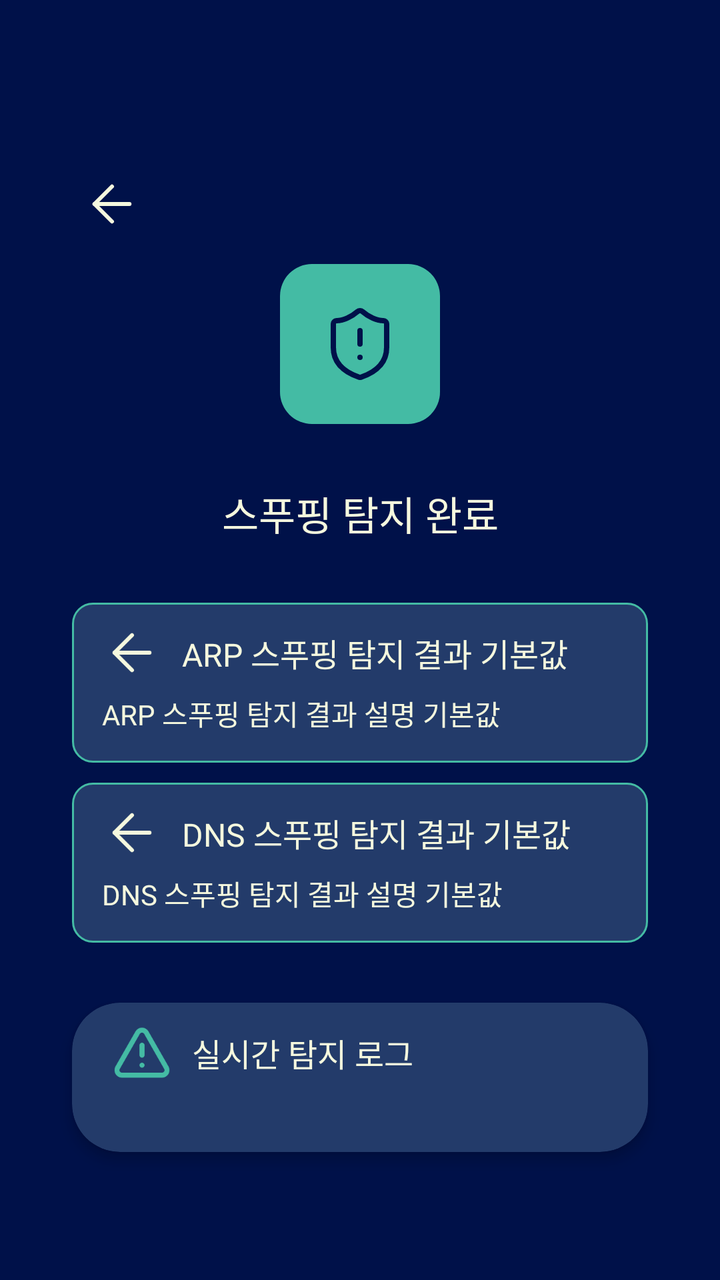
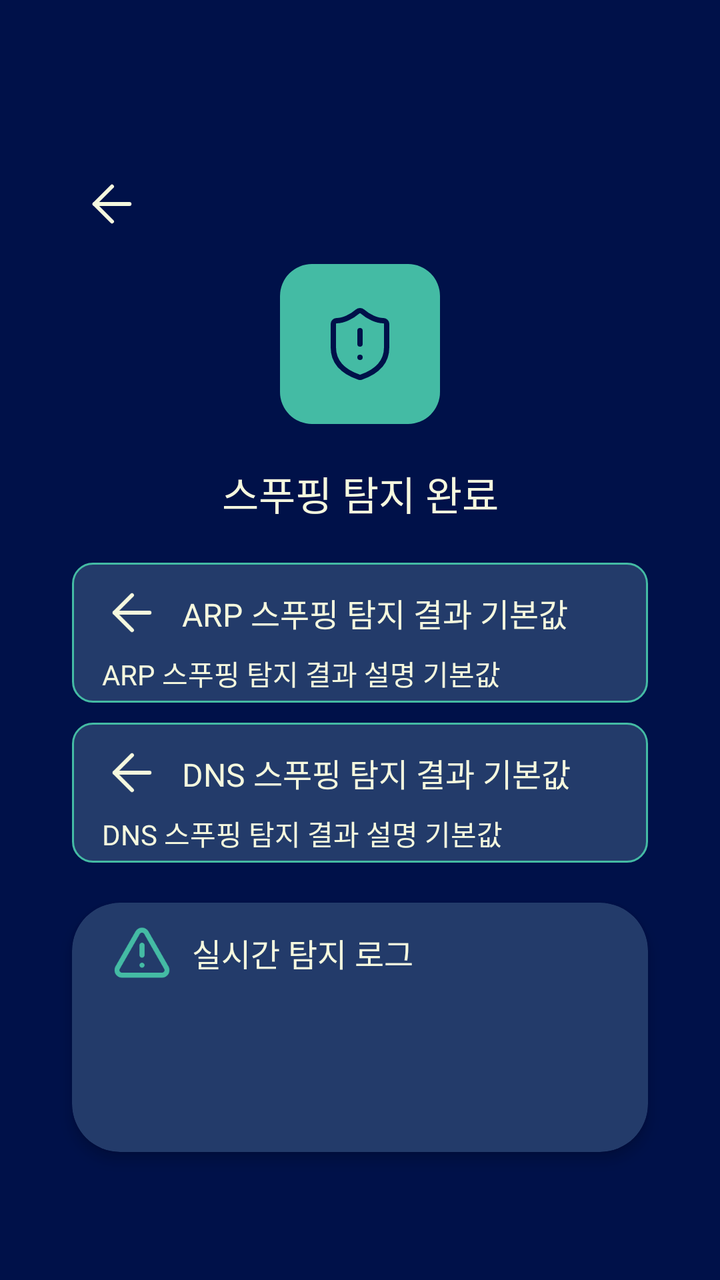

Compare the two renders of this Android layout. The source of the first and the diff that turns it into the second are given below.
<!-- AndroidManifest.xml: application theme Theme.AllinSafe -->
<!-- res/layout/ais52_spoof_completed.xml -->
<?xml version="1.0" encoding="utf-8"?>
<androidx.constraintlayout.widget.ConstraintLayout xmlns:android="http://schemas.android.com/apk/res/android"
    android:layout_width="match_parent"
    android:layout_height="match_parent"
    xmlns:app="http://schemas.android.com/apk/res-auto"
    android:background="@color/ais_darkblue">
    
    <ImageButton
        android:id="@+id/btn_back"
        android:layout_width="40dp"
        android:layout_height="40dp"
        android:background="@color/transparent"
        android:src="@drawable/ais_ic_back"
        app:layout_constraintStart_toStartOf="@+id/space_left"
        android:layout_marginTop="50dp"
        app:layout_constraintTop_toTopOf="@+id/space_top" />
    <androidx.constraintlayout.widget.ConstraintLayout
        android:id="@+id/constraintLayout"
        android:layout_width="80dp"
        android:layout_height="80dp"
        android:layout_gravity="center"
        android:layout_marginTop="100dp"
        android:background="@drawable/ais_round_mint_full"
        app:layout_constraintEnd_toStartOf="@+id/space_right"
        app:layout_constraintStart_toStartOf="@+id/space_left"
        app:layout_constraintTop_toTopOf="@+id/space_top">

        <ImageView
            android:layout_width="40dp"
            android:layout_height="40dp"
            android:src="@drawable/ais_ic_spoofdetect"
            app:layout_constraintBottom_toBottomOf="parent"
            app:layout_constraintEnd_toEndOf="parent"
            app:layout_constraintStart_toStartOf="parent"
            app:layout_constraintTop_toTopOf="parent" />
    </androidx.constraintlayout.widget.ConstraintLayout>

    <TextView
        android:id="@+id/textView3"
        android:layout_width="wrap_content"
        android:layout_height="wrap_content"
        android:layout_marginTop="30dp"
        android:fontFamily="@font/pretendard_bold"
        android:text="스푸핑 탐지 완료"
        android:textColor="@color/ais_neongreenwhite"
        android:textSize="20sp"
        app:layout_constraintEnd_toStartOf="@+id/space_right"
        app:layout_constraintStart_toStartOf="@+id/space_left"
        app:layout_constraintTop_toBottomOf="@+id/constraintLayout" />

    <androidx.constraintlayout.widget.ConstraintLayout
        android:id="@+id/result_arp"
        android:layout_width="0dp"
        android:layout_height="80dp"
        android:layout_marginTop="30dp"
        android:background="@drawable/ais_round_blue_full_mint_edge"
        app:layout_constraintEnd_toStartOf="@+id/space_right"
        app:layout_constraintStart_toStartOf="@+id/space_left"
        app:layout_constraintTop_toBottomOf="@+id/textView3">

        <ImageView
            android:id="@+id/ic_arp_result"
            android:layout_width="30dp"
            android:layout_height="30dp"
            android:layout_marginLeft="15dp"
            android:layout_marginTop="10dp"
            android:src="@drawable/ais_ic_back"
            app:layout_constraintStart_toStartOf="parent"
            app:layout_constraintTop_toTopOf="parent" />

        <TextView
            android:id="@+id/tv_arp_result"
            android:layout_width="wrap_content"
            android:layout_height="wrap_content"
            android:layout_marginLeft="10dp"
            android:fontFamily="@font/pretendard_bold"
            android:text="ARP 스푸핑 탐지 결과 기본값"
            android:textColor="@color/ais_neongreenwhite"
            android:textSize="16sp"
            app:layout_constraintBottom_toBottomOf="@+id/ic_arp_result"
            app:layout_constraintStart_toEndOf="@+id/ic_arp_result"
            app:layout_constraintTop_toTopOf="@+id/ic_arp_result" />

        <TextView
            android:id="@+id/tv_arp_detail"
            android:layout_width="wrap_content"
            android:layout_height="wrap_content"
            android:fontFamily="@font/pretendard_medium"
            android:layout_marginTop="5dp"
            android:text="ARP 스푸핑 탐지 결과 설명 기본값"
            android:textColor="@color/ais_neongreenwhite"
            android:textSize="14sp"
            app:layout_constraintStart_toStartOf="@+id/ic_arp_result"
            app:layout_constraintTop_toBottomOf="@+id/ic_arp_result" />
    </androidx.constraintlayout.widget.ConstraintLayout>
    <androidx.constraintlayout.widget.ConstraintLayout
        android:id="@+id/result_dns"
        android:layout_width="0dp"
        android:layout_height="80dp"
        android:layout_marginTop="10dp"
        android:background="@drawable/ais_round_blue_full_mint_edge"
        app:layout_constraintEnd_toStartOf="@+id/space_right"
        app:layout_constraintStart_toStartOf="@+id/space_left"
        app:layout_constraintTop_toBottomOf="@+id/result_arp">

        <ImageView
            android:id="@+id/ic_dns_result"
            android:layout_width="30dp"
            android:layout_height="30dp"
            android:layout_marginLeft="15dp"
            android:layout_marginTop="10dp"
            android:src="@drawable/ais_ic_back"
            app:layout_constraintStart_toStartOf="parent"
            app:layout_constraintTop_toTopOf="parent" />

        <TextView
            android:id="@+id/tv_dns_result"
            android:layout_width="wrap_content"
            android:layout_height="wrap_content"
            android:layout_marginLeft="10dp"
            android:fontFamily="@font/pretendard_bold"
            android:text="DNS 스푸핑 탐지 결과 기본값"
            android:textColor="@color/ais_neongreenwhite"
            android:textSize="16sp"
            app:layout_constraintBottom_toBottomOf="@+id/ic_dns_result"
            app:layout_constraintStart_toEndOf="@+id/ic_dns_result"
            app:layout_constraintTop_toTopOf="@+id/ic_dns_result" />

        <TextView
            android:id="@+id/tv_dns_detail"
            android:layout_width="wrap_content"
            android:layout_height="wrap_content"
            android:fontFamily="@font/pretendard_medium"
            android:text="DNS 스푸핑 탐지 결과 설명 기본값"
            android:textColor="@color/ais_neongreenwhite"
            android:textSize="14sp"
            android:layout_marginTop="5dp"
            app:layout_constraintStart_toStartOf="@+id/ic_dns_result"
            app:layout_constraintTop_toBottomOf="@+id/ic_dns_result" />
    </androidx.constraintlayout.widget.ConstraintLayout>

    <androidx.cardview.widget.CardView
        android:id="@+id/cardView"
        android:layout_width="0dp"
        android:layout_height="0dp"
        android:clickable="false"
        android:focusable="false"
        android:foreground="?android:attr/selectableItemBackground"
        app:cardBackgroundColor="@color/ais_blue"
        app:cardCornerRadius="24dp"
        app:cardElevation="4dp"
        android:layout_marginTop="30dp"
        app:layout_constraintBottom_toTopOf="@+id/space_bottom"
        app:layout_constraintEnd_toStartOf="@+id/space_right"
        app:layout_constraintStart_toStartOf="@+id/space_left"
        app:layout_constraintTop_toBottomOf="@+id/result_dns">

        <androidx.constraintlayout.widget.ConstraintLayout
            android:layout_width="match_parent"
            android:layout_height="match_parent">

            <ImageView
                android:id="@+id/imageView"
                android:layout_width="30dp"
                android:layout_height="30dp"
                android:layout_marginLeft="20dp"
                android:layout_marginTop="10dp"
                android:src="@drawable/ais_ic_caution_mint"
                app:layout_constraintStart_toStartOf="parent"
                app:layout_constraintTop_toTopOf="parent" />

            <TextView
                android:id="@+id/textView"
                android:layout_width="wrap_content"
                android:layout_height="wrap_content"
                android:layout_marginLeft="10dp"
                android:fontFamily="@font/pretendard_bold"
                android:text="실시간 탐지 로그"
                android:textColor="@color/ais_neongreenwhite"
                android:textSize="16sp"
                app:layout_constraintBottom_toBottomOf="@+id/imageView"
                app:layout_constraintStart_toEndOf="@+id/imageView"
                app:layout_constraintTop_toTopOf="@+id/imageView" />

            <androidx.recyclerview.widget.RecyclerView
                android:id="@+id/spoof_recyclerview"
                android:layout_width="match_parent"
                android:layout_height="0dp"
                android:layout_marginHorizontal="15dp"
                android:layout_marginVertical="10dp"
                app:layout_constraintBottom_toBottomOf="parent"
                app:layout_constraintTop_toBottomOf="@+id/imageView">

            </androidx.recyclerview.widget.RecyclerView>
        </androidx.constraintlayout.widget.ConstraintLayout>
    </androidx.cardview.widget.CardView>
    
    <androidx.constraintlayout.widget.Guideline
        android:id="@+id/space_left"
        android:layout_width="wrap_content"
        android:layout_height="wrap_content"
        android:orientation="vertical"
        app:layout_constraintGuide_percent="0.1"/>
    <androidx.constraintlayout.widget.Guideline
        android:id="@+id/space_right"
        android:layout_width="wrap_content"
        android:layout_height="wrap_content"
        android:orientation="vertical"
        app:layout_constraintGuide_percent="0.9"/>
    <androidx.constraintlayout.widget.Guideline
        android:id="@+id/space_top"
        android:layout_width="wrap_content"
        android:layout_height="wrap_content"
        android:orientation="horizontal"
        app:layout_constraintGuide_percent="0.05"/>
    <androidx.constraintlayout.widget.Guideline
        android:id="@+id/space_bottom"
        android:layout_width="wrap_content"
        android:layout_height="wrap_content"
        android:orientation="horizontal"
        app:layout_constraintGuide_percent="0.9"/>
</androidx.constraintlayout.widget.ConstraintLayout>
<!-- resources referenced by this layout -->
<resources>
  <color name="ais_blue">#233B6A</color>
  <color name="ais_darkblue">#001149</color>
  <color name="ais_neongreenwhite">#F5F8DE</color>
  <color name="transparent">#00000000</color>
  <!-- drawable ais_ic_back (drawable) -->
  <vector xmlns:android="http://schemas.android.com/apk/res/android"
      android:width="30dp"
      android:height="30dp"
      android:viewportWidth="30"
      android:viewportHeight="30">
    <path
        android:pathData="M15,23.75L6.25,15L15,6.25"
        android:strokeLineJoin="round"
        android:strokeWidth="2"
        android:fillColor="#00000000"
        android:strokeColor="@color/ais_neongreenwhite"
        android:strokeLineCap="round"/>
    <path
        android:pathData="M23.75,15H6.25"
        android:strokeLineJoin="round"
        android:strokeWidth="2"
        android:fillColor="#00000000"
        android:strokeColor="@color/ais_neongreenwhite"
        android:strokeLineCap="round"/>
  </vector>
  <!-- drawable ais_ic_spoofdetect (drawable) -->
  <vector xmlns:android="http://schemas.android.com/apk/res/android"
      android:width="30dp"
      android:height="30dp"
      android:viewportWidth="30"
      android:viewportHeight="30">
    <path
        android:pathData="M25,16.25C25,22.5 20.625,25.625 15.425,27.438C15.153,27.53 14.857,27.525 14.587,27.425C9.375,25.625 5,22.5 5,16.25V7.5C5,7.168 5.132,6.851 5.366,6.616C5.601,6.382 5.918,6.25 6.25,6.25C8.75,6.25 11.875,4.75 14.05,2.85C14.315,2.624 14.652,2.499 15,2.499C15.348,2.499 15.685,2.624 15.95,2.85C18.138,4.763 21.25,6.25 23.75,6.25C24.081,6.25 24.399,6.382 24.634,6.616C24.868,6.851 25,7.168 25,7.5V16.25Z"
        android:strokeLineJoin="round"
        android:strokeWidth="2"
        android:fillColor="#00000000"
        android:strokeColor="@color/ais_darkblue"
        android:strokeLineCap="round"/>
    <path
        android:pathData="M15,10V15"
        android:strokeLineJoin="round"
        android:strokeWidth="2"
        android:fillColor="#00000000"
        android:strokeColor="@color/ais_darkblue"
        android:strokeLineCap="round"/>
    <path
        android:pathData="M15,20H15.012"
        android:strokeLineJoin="round"
        android:strokeWidth="2"
        android:fillColor="#00000000"
        android:strokeColor="@color/ais_darkblue"
        android:strokeLineCap="round"/>
  </vector>
  <!-- drawable ais_round_blue_full_mint_edge (drawable) -->
  <?xml version="1.0" encoding="utf-8"?>
  <shape xmlns:android="http://schemas.android.com/apk/res/android"
      android:shape="rectangle">
      <solid android:color="@color/ais_blue" />
      <corners android:radius="10dp" />
      <stroke
          android:width="1dp"
          android:color="@color/ais_mint" />
  </shape>
  <!-- drawable ais_round_mint_full (drawable) -->
  <?xml version="1.0" encoding="utf-8"?>
  <shape xmlns:android="http://schemas.android.com/apk/res/android"
      android:shape="rectangle">
      <solid android:color="@color/ais_mint" />
      <corners android:radius="16dp" />
  </shape>
  <style name="Theme.AllinSafe" parent="android:Theme.Material.Light.NoActionBar" />
  <color name="ais_mint">#44BBA4</color>
  <!-- unchanged entries left out for length: 1 -->
</resources>

<!-- the commit's change to res/layout/ais52_spoof_completed.xml (unified diff, before → after) -->
@@ -39,7 +39,7 @@
         android:id="@+id/textView3"
         android:layout_width="wrap_content"
         android:layout_height="wrap_content"
-        android:layout_marginTop="30dp"
+        android:layout_marginTop="20dp"
         android:fontFamily="@font/pretendard_bold"
         android:text="스푸핑 탐지 완료"
         android:textColor="@color/ais_neongreenwhite"
@@ -51,8 +51,8 @@
     <androidx.constraintlayout.widget.ConstraintLayout
         android:id="@+id/result_arp"
         android:layout_width="0dp"
-        android:layout_height="80dp"
-        android:layout_marginTop="30dp"
+        android:layout_height="70dp"
+        android:layout_marginTop="20dp"
         android:background="@drawable/ais_round_blue_full_mint_edge"
         app:layout_constraintEnd_toStartOf="@+id/space_right"
         app:layout_constraintStart_toStartOf="@+id/space_left"
@@ -96,7 +96,7 @@
     <androidx.constraintlayout.widget.ConstraintLayout
         android:id="@+id/result_dns"
         android:layout_width="0dp"
-        android:layout_height="80dp"
+        android:layout_height="70dp"
         android:layout_marginTop="10dp"
         android:background="@drawable/ais_round_blue_full_mint_edge"
         app:layout_constraintEnd_toStartOf="@+id/space_right"
@@ -149,7 +149,7 @@
         app:cardBackgroundColor="@color/ais_blue"
         app:cardCornerRadius="24dp"
         app:cardElevation="4dp"
-        android:layout_marginTop="30dp"
+        android:layout_marginTop="20dp"
         app:layout_constraintBottom_toTopOf="@+id/space_bottom"
         app:layout_constraintEnd_toStartOf="@+id/space_right"
         app:layout_constraintStart_toStartOf="@+id/space_left"
